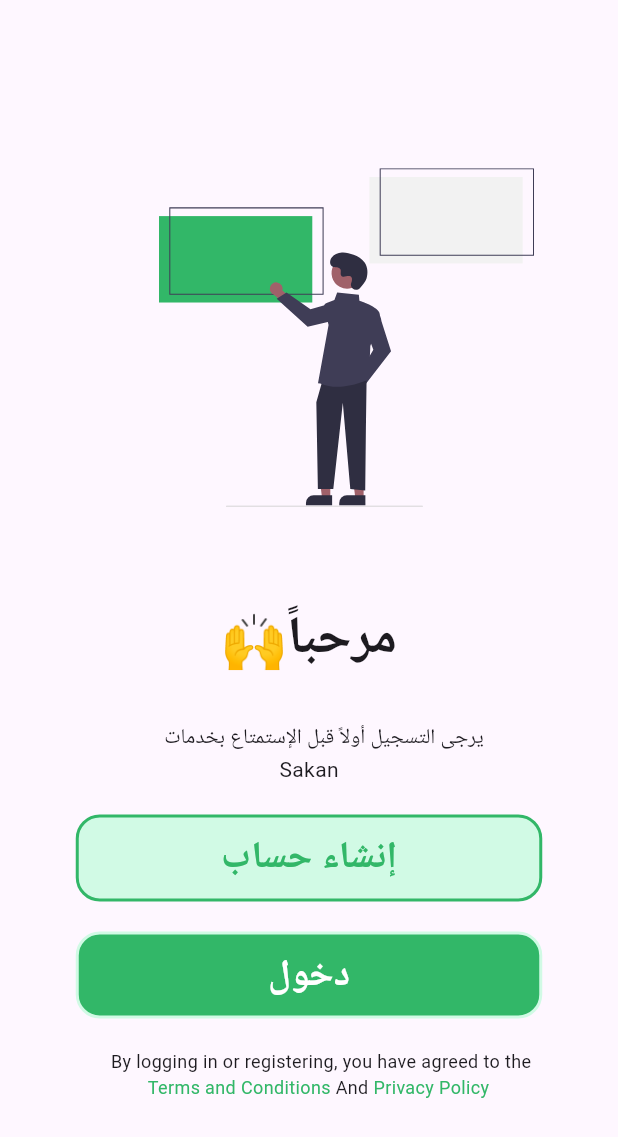
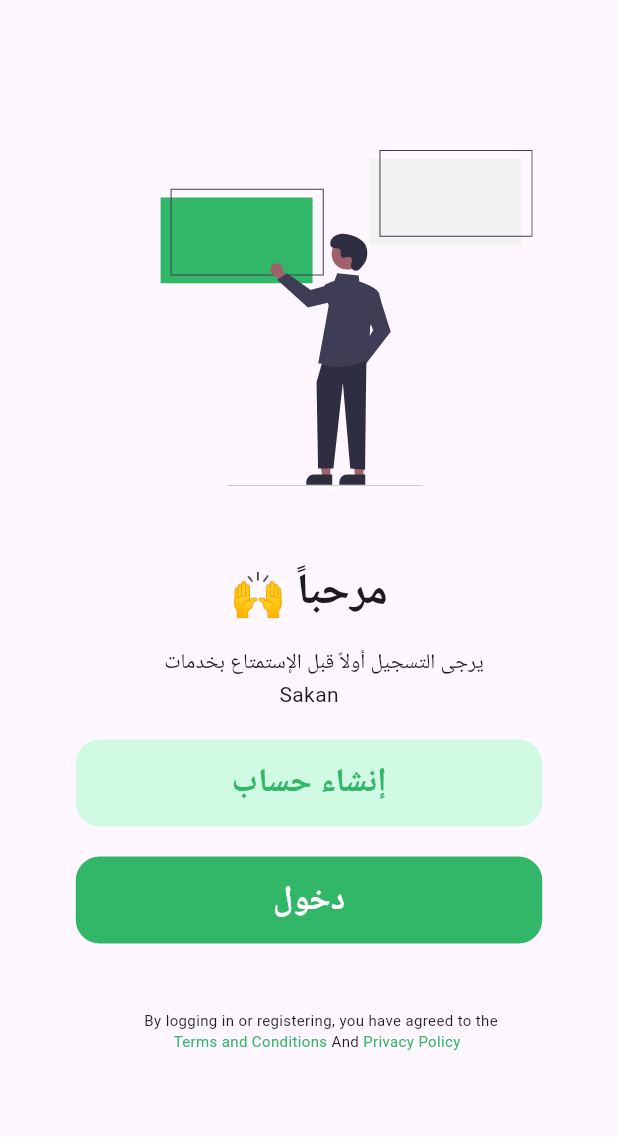
Before and after one commit to Ahmed-mohamed72/Graduation-Project, a Flutter app: the LoginOrRegister screen opened directly, on a phone screen of 412 x 824 dp. Shown: the top 1137 px of the screen. Run offline on Flutter 3.47's test engine with Material 3 defaults, Android fonts, the phone set to English and light mode, and no system bars; our stand-ins replace flutter_svg, smooth_page_indicator.

Commit message:
changing the font size of the button and the colors of the border of the buttons , Finish the login_or_regstier screen

```diff
--- a/lib/core/widgets/main_button.dart
+++ b/lib/core/widgets/main_button.dart
@@ -1,5 +1,3 @@
-import 'dart:ui';
-
 import 'package:flutter/material.dart';
 import 'package:flutter/widgets.dart';
 
@@ -24,7 +22,7 @@ class MainButton extends StatelessWidget {
       decoration: BoxDecoration(
         border: Border.all(
           color: borderColor,
-            width: 2,
+          width: 1.6,
         ),
         color: buttonColor,
         borderRadius: const BorderRadius.all(Radius.circular(16)),
@@ -33,8 +31,9 @@ class MainButton extends StatelessWidget {
         child: Text(
           text,
           style: TextStyle(
-                color: textColor, fontWeight: FontWeight.bold, fontSize: 25),
+              color: textColor, fontWeight: FontWeight.bold, fontSize: 22),
         ),
-        ));
+      ),
+    );
   }
 }
--- a/lib/features/login_or_register/login_or_register.dart
+++ b/lib/features/login_or_register/login_or_register.dart
@@ -20,70 +20,73 @@ class LoginOrRegister extends StatelessWidget {
               padding: const EdgeInsets.only(left: 50),
               child: SvgPicture.asset(
                 'assets/images/login-or-register-choice.svg',
-                height: 250,
-                width: 250,
+                height: 224,
+                width: 280,
               ),
             ),
             const SizedBox(
               height: 50,
             ),
             const Text(
-              '🙌مرحباً',
+              '🙌 مرحباً',
               style: TextStyle(
-                fontSize: 35,
+                fontSize: 29,
                 fontWeight: FontWeight.bold,
               ),
             ),
             const SizedBox(
-              height: 30,
+              height: 15,
             ),
             const Padding(
               padding: EdgeInsets.only(left: 20),
               child: Text('يرجى التسجيل أولاً قبل الإستمتاع بخدمات'),
             ),
-            const Text('Sakan'),
+            const Text(
+              'Sakan',
+              style: TextStyle(fontWeight: FontWeight.w400),
+            ),
             const SizedBox(
               height: 20,
             ),
             const MainButton(
                 buttonColor: Color(0xffD1FAE5),
-                borderColor: Color(0xff32B768),
+                borderColor: Color(0xffD1FAE5),
                 textColor: Color(0xff32B768),
                 text: 'إنشاء حساب'),
             const SizedBox(height: 20),
             const MainButton(
                 buttonColor: Color(0xff32B768),
-                borderColor: Color(0xffD1FAE5),
+                borderColor: Color(0xff32B768),
                 textColor: Colors.white,
                 text: 'دخول'),
-            const SizedBox(height: 20),
+            const SizedBox(height: 44),
             const Padding(
               padding: EdgeInsets.only(left: 16),
               child: Text(
                 'By logging in or registering, you have agreed to the',
-                style: TextStyle(fontSize: 12),
+                style: TextStyle(fontSize: 10),
               ),
             ),
-            Row(
+            const Row(
               mainAxisAlignment: MainAxisAlignment.center,
               children: [
-                const Text(
+                Text(
                   '    Terms and Conditions',
                   style: TextStyle(
-                    fontSize: 12,
+                    fontSize: 10,
                     color: Color(0xff32B768),
                   ),
                 ),
-                const Text(
+                Text(
                   ' And ',
                   style: TextStyle(
-                    fontSize: 12,
+                    fontSize: 10,
                   ),
                 ),
-                const Text(
+                Text(
                   'Privacy Policy',
                   style: TextStyle(
-                    fontSize: 12,
+                    fontSize: 10,
                     color: Color(0xff32B768),
                   ),
                 ),
```
Lines whose indentation alone changed are shown as unchanged.
